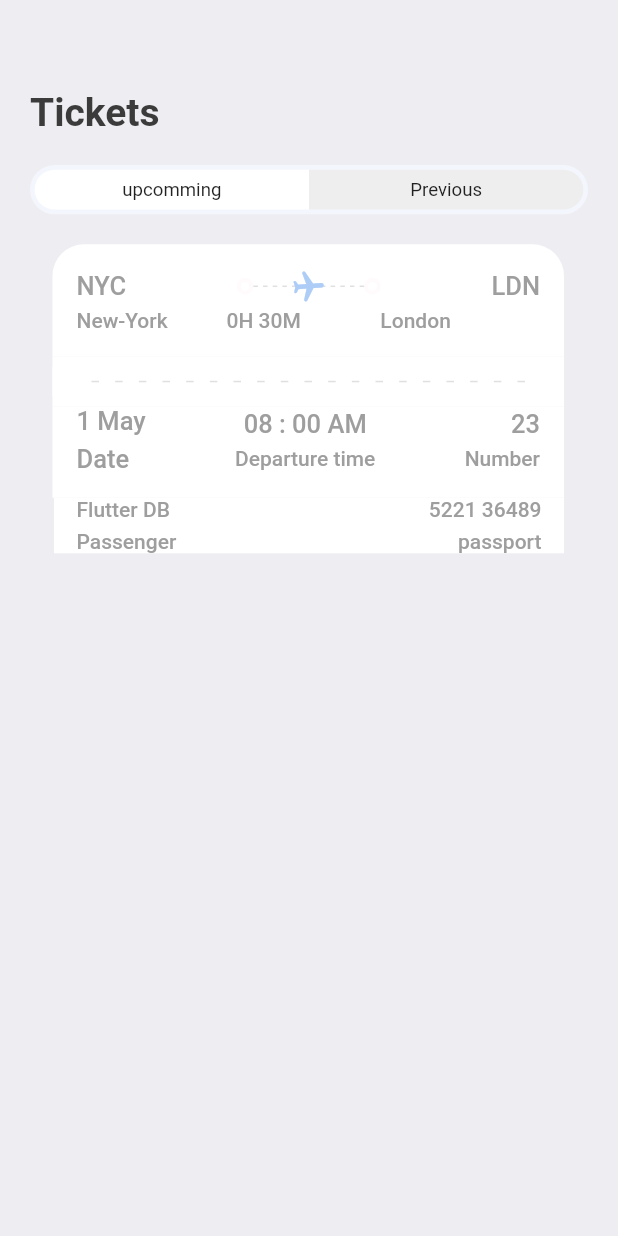
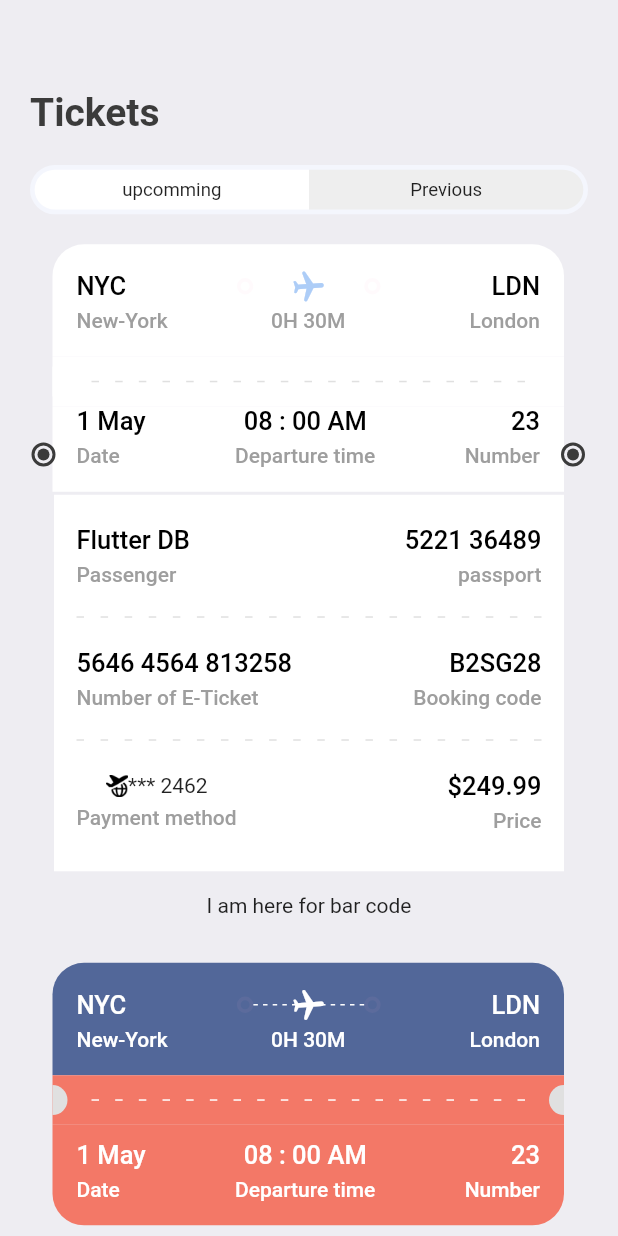
Before and after one commit to nirav-bugs/TicketBooking-FlutterApp, a Flutter app: the TicketScreen screen opened directly, on a phone screen of 412 x 824 dp. Run offline on Flutter 3.47's test engine with Material 2 defaults, Android fonts, the phone set to English and light mode, and no system bars; our stand-ins replace fluentui_icons, gap, get; statements that could not run were skipped.

Commit message:
Ticket screen mostly complete

```diff
--- a/lib/screens/ticket_screen.dart
+++ b/lib/screens/ticket_screen.dart
@@ -7,6 +7,7 @@ import 'package:ticket_booking/utils/app_styles.dart';
 import 'package:ticket_booking/widgets/ticket_tabs.dart';
 
 import '../widgets/column_layout.dart';
+import '../widgets/layout_builder.dart';
 
 class TicketScreen extends StatelessWidget {
   const TicketScreen({super.key});
@@ -35,12 +36,16 @@ class TicketScreen extends StatelessWidget {
                 padding: const EdgeInsets.only(left: 15),
                 child: TicketView(
                   ticket: ticketList[0],
-                  isColor: true,
+                  isColor: false,
                 ),
+              ),
+              const SizedBox(
+                height: 1,
               ),
               Container(
                 width: size.width * 0.8,
-                padding: const EdgeInsets.only(left: 15, right: 15),
+                padding:
+                    const EdgeInsets.symmetric(horizontal: 15, vertical: 20),
                 margin: EdgeInsets.only(
                   right: AppLayout.getHeight(16),
                   left: AppLayout.getHeight(16),
@@ -55,19 +60,132 @@ class TicketScreen extends StatelessWidget {
                           firstText: 'Flutter DB',
                           secondText: 'Passenger',
                           alignment: CrossAxisAlignment.start,
+                          isColor: false,
                         ),
                         AppColumnLayout(
                           firstText: '5221 36489',
                           secondText: 'passport',
+                          isColor: false,
                           alignment: CrossAxisAlignment.end,
                         ),
                       ],
                     ),
+                    Gap(AppLayout.getHeight(20)),
+                    const AppLayoutBuilderWidgets(
+                      section: 15,
+                      isColor: false,
+                      width: 5,
+                    ),
+                    Gap(AppLayout.getHeight(20)),
+                    Row(
+                      mainAxisAlignment: MainAxisAlignment.spaceBetween,
+                      children: const [
+                        AppColumnLayout(
+                          firstText: '5646 4564 813258',
+                          secondText: 'Number of E-Ticket',
+                          isColor: false,
+                          alignment: CrossAxisAlignment.start,
+                        ),
+                        AppColumnLayout(
+                          firstText: 'B2SG28',
+                          secondText: 'Booking code',
+                          alignment: CrossAxisAlignment.end,
+                          isColor: false,
+                        ),
+                      ],
+                    ),
+                    Gap(AppLayout.getHeight(20)),
+                    const AppLayoutBuilderWidgets(
+                      section: 15,
+                      isColor: false,
+                      width: 5,
+                    ),
+                    Gap(AppLayout.getHeight(20)),
+                    Row(
+                      mainAxisAlignment: MainAxisAlignment.spaceBetween,
+                      children: [
+                        Column(
+                          children: [
+                            Row(
+                              // mainAxisAlignment: MainAxisAlignment.start,
+                              children: [
+                                SizedBox(
+                                  height: 15,
+                                  width: 15,
+                                  child: Image.asset("assets/images/img_1.png"),
+                                ),
+                                const Text("*** 2462")
+                              ],
+                            ),
+                            const Gap(5),
+                            Text(
+                              "Payment method",
+                              style: Styles.headlinestyle4,
+                            ),
+                          ],
+                        ),
+                        const AppColumnLayout(
+                          firstText: '\$249.99',
+                          secondText: 'Price',
+                          isColor: false,
+                          alignment: CrossAxisAlignment.end,
+                        ),
+                      ],
+                    ),
+                    const SizedBox(
+                      height: 1,
+                    ),
+                    const Gap(5),
                   ],
                 ),
-              )
+              ),
+
+              //  bar code  with dependency
+              Center(
+                child: Container(
+                  padding: EdgeInsets.all(15),
+                  decoration: BoxDecoration(),
+                  child: Text("I am here for bar code"),
+                ),
+              ),
+
+              Gap(15),
+              Container(
+                padding: const EdgeInsets.only(left: 15),
+                child: TicketView(
+                  ticket: ticketList[0],
+                ),
+              ),
             ],
-          )
+          ),
+          Positioned(
+            left: AppLayout.getHeight(21),
+            top: AppLayout.getHeight(295),
+            child: Container(
+              padding: EdgeInsets.all(2),
+              decoration: BoxDecoration(
+                  shape: BoxShape.circle,
+                  border: Border.all(color: Styles.textcolor, width: 2)),
+              child: CircleAvatar(
+                backgroundColor: Styles.textcolor,
+                maxRadius: 4,
+              ),
+            ),
+          ),
+          Positioned(
+            right: AppLayout.getHeight(22),
+            top: AppLayout.getHeight(295),
+            child: Container(
+              padding: EdgeInsets.all(2),
+              decoration: BoxDecoration(
+                  shape: BoxShape.circle,
+                  border: Border.all(color: Styles.textcolor, width: 2)),
+              child: CircleAvatar(
+                backgroundColor: Styles.textcolor,
+                maxRadius: 4,
+              ),
+            ),
+          ),
         ],
       ),
     );
--- a/lib/screens/ticket_view.dart
+++ b/lib/screens/ticket_view.dart
@@ -2,6 +2,8 @@ import 'package:flutter/material.dart';
 import 'package:gap/gap.dart';
 import 'package:get/get.dart';
 import 'package:ticket_booking/utils/app_layout.dart';
+import 'package:ticket_booking/widgets/column_layout.dart';
+import 'package:ticket_booking/widgets/layout_builder.dart';
 import '../utils/app_styles.dart';
 import '../widgets/thick_container.dart';
 
@@ -16,7 +18,7 @@ class TicketView extends StatelessWidget {
     return SizedBox(
       width: size.width * 0.8,
       height: AppLayout.getHeight(
-          GetPlatform.isAndroid && isColor == null ? 185 : 169),
+          GetPlatform.isAndroid && isColor != null ? 166 : 180),
       child: Container(
         margin: EdgeInsets.only(right: AppLayout.getHeight(16)),
         child: Column(
@@ -48,28 +50,8 @@ class TicketView extends StatelessWidget {
                         children: [
                           SizedBox(
                               height: AppLayout.getHeight(24),
-                              child: LayoutBuilder(
-                                builder: (BuildContext context,
-                                    BoxConstraints constrains) {
-                                  return Flex(
-                                    direction: Axis.horizontal,
-                                    mainAxisAlignment:
-                                        MainAxisAlignment.spaceBetween,
-                                    children: List.generate(
-                                      (constrains.constrainWidth() / 6).floor(),
-                                      (index) => SizedBox(
-                                        width: AppLayout.getWidth(3),
-                                        height: AppLayout.getHeight(1),
-                                        child: DecoratedBox(
-                                          decoration: BoxDecoration(
-                                              color: isColor == null
-                                                  ? Colors.white
-                                                  : Colors.grey.shade300),
-                                        ),
-                                      ),
-                                    ),
-                                  );
-                                },
+                              child: const AppLayoutBuilderWidgets(
+                                section: 6,
                               )),
                           Center(
                             child: Transform.rotate(
@@ -77,7 +59,7 @@ class TicketView extends StatelessWidget {
                                 child: Icon(Icons.local_airport_rounded,
                                     color: isColor == null
                                         ? Colors.white
-                                        : Color(0xFFBACCCF7))),
+                                        : const Color(0xFFBACCCF7))),
                           ),
                         ],
                       )),
@@ -94,6 +76,7 @@ class TicketView extends StatelessWidget {
                   ),
                   Gap(AppLayout.getHeight(3)),
                   Row(
+                    mainAxisAlignment: MainAxisAlignment.spaceBetween,
                     children: [
                       SizedBox(
                         width: AppLayout.getWidth(100),
@@ -107,6 +90,7 @@ class TicketView extends StatelessWidget {
                       ),
                       Text(
                         ticket['flying_time'],
+                        // textAlign: TextAlign.end,
                         style: isColor == null
                             ? Styles.headlinestyle4
                                 .copyWith(color: Colors.white)
@@ -215,66 +199,84 @@ class TicketView extends StatelessWidget {
                   Row(
                     mainAxisAlignment: MainAxisAlignment.spaceBetween,
                     children: [
-                      Column(
-                        crossAxisAlignment: CrossAxisAlignment.start,
-                        children: [
-                          Text(
-                            ticket['date'],
-                            style: isColor == null
-                                ? Styles.headlinestyle3
-                                    .copyWith(color: Colors.white)
-                                : Styles.headlinestyle3,
-                          ),
-                          Gap(AppLayout.getHeight(5)),
-                          Text(
-                            "Date",
-                            style: isColor == null
-                                ? Styles.headlinestyle4
-                                    .copyWith(color: Colors.white)
-                                : Styles.headlinestyle3,
-                          ),
-                        ],
+                      // Column(
+                      //   crossAxisAlignment: CrossAxisAlignment.start,
+                      //   children: [
+                      //     Text(
+                      //       ticket['date'],
+                      //       style: isColor == null
+                      //           ? Styles.headlinestyle3
+                      //               .copyWith(color: Colors.white)
+                      //           : Styles.headlinestyle3,
+                      //     ),
+                      //     Gap(AppLayout.getHeight(5)),
+                      //     Text(
+                      //       "Date",
+                      //       style: isColor == null
+                      //           ? Styles.headlinestyle4
+                      //               .copyWith(color: Colors.white)
+                      //           : Styles.headlinestyle4,
+                      //     ),
+                      //   ],
+                      // ),
+                      AppColumnLayout(
+                        isColor: isColor,
+                        firstText: ticket['date'],
+                        secondText: "Date",
+                        alignment: CrossAxisAlignment.start,
                       ),
-                      Column(
-                        crossAxisAlignment: CrossAxisAlignment.center,
-                        children: [
-                          Text(
-                            ticket['departure_time'],
-                            style: isColor == null
-                                ? Styles.headlinestyle3
-                                    .copyWith(color: Colors.white)
-                                : Styles.headlinestyle3,
-                          ),
-                          Gap(AppLayout.getHeight(5)),
-                          Text(
-                            "Departure time",
-                            style: isColor == null
-                                ? Styles.headlinestyle4
-                                    .copyWith(color: Colors.white)
-                                : Styles.headlinestyle4,
-                          ),
-                        ],
-                      ),
-                      Column(
-                        crossAxisAlignment: CrossAxisAlignment.end,
-                        children: [
-                          Text(
-                            ticket['number'],
-                            style: isColor == null
-                                ? Styles.headlinestyle3
-                                    .copyWith(color: Colors.white)
-                                : Styles.headlinestyle3,
-                          ),
-                          Gap(AppLayout.getHeight(5)),
-                          Text(
-                            "Number",
-                            style: isColor == null
-                                ? Styles.headlinestyle4
-                                    .copyWith(color: Colors.white)
-                                : Styles.headlinestyle4,
-                          ),
-                        ],
-                      )
+
+                      // Column(
+                      //   crossAxisAlignment: CrossAxisAlignment.center,
+                      //   children: [
+                      //     Text(
+                      //       ticket['departure_time'],
+                      //       style: isColor == null
+                      //           ? Styles.headlinestyle3
+                      //               .copyWith(color: Colors.white)
+                      //           : Styles.headlinestyle3,
+                      //     ),
+                      //     Gap(AppLayout.getHeight(5)),
+                      //     Text(
+                      //       "Departure time",
+                      //       style: isColor == null
+                      //           ? Styles.headlinestyle4
+                      //               .copyWith(color: Colors.white)
+                      //           : Styles.headlinestyle4,
+                      //     ),
+                      //   ],
+                      // ),
+                      AppColumnLayout(
+                          isColor: isColor,
+                          firstText: ticket['departure_time'],
+                          secondText: "Departure time",
+                          alignment: CrossAxisAlignment.center),
+
+                      // Column(
+                      //   crossAxisAlignment: CrossAxisAlignment.end,
+                      //   children: [
+                      //     Text(
+                      //       ticket['number'],
+                      //       style: isColor == null
+                      //           ? Styles.headlinestyle3
+                      //               .copyWith(color: Colors.white)
+                      //           : Styles.headlinestyle3,
+                      //     ),
+                      //     Gap(AppLayout.getHeight(5)),
+                      //     Text(
+                      //       "Number",
+                      //       style: isColor == null
+                      //           ? Styles.headlinestyle4
+                      //               .copyWith(color: Colors.white)
+                      //           : Styles.headlinestyle4,
+                      //     ),
+                      //   ],
+                      // )
+                      AppColumnLayout(
+                          isColor: isColor,
+                          firstText: ticket['number'],
+                          secondText: "Number",
+                          alignment: CrossAxisAlignment.end),
                     ],
                   ),
                 ],
--- a/lib/utils/app_styles.dart
+++ b/lib/utils/app_styles.dart
@@ -15,8 +15,8 @@ class Styles {
       TextStyle(fontSize: 26, color: textcolor, fontWeight: FontWeight.bold);
   static TextStyle headlinestyle2 =
       TextStyle(fontSize: 21, color: textcolor, fontWeight: FontWeight.bold);
-  static TextStyle headlinestyle3 = TextStyle(
-      fontSize: 17, color: Colors.grey.shade500, fontWeight: FontWeight.w500);
+  static TextStyle headlinestyle3 = const TextStyle(
+      fontSize: 17, color: Colors.black, fontWeight: FontWeight.w500);
   static TextStyle headlinestyle4 = TextStyle(
       fontSize: 14, color: Colors.grey.shade500, fontWeight: FontWeight.w500);
 }
--- a/lib/widgets/column_layout.dart
+++ b/lib/widgets/column_layout.dart
@@ -23,12 +23,16 @@ class AppColumnLayout extends StatelessWidget {
       children: [
         Text(
           firstText,
-          style: Styles.headlinestyle4,
+          style: isColor == null
+              ? Styles.headlinestyle3.copyWith(color: Colors.white)
+              : Styles.headlinestyle3,
         ),
         Gap(AppLayout.getHeight(5)),
         Text(
           secondText,
-          style: Styles.headlinestyle4,
+          style: isColor == null
+              ? Styles.headlinestyle4.copyWith(color: Colors.white)
+              : Styles.headlinestyle4,
         ),
       ],
     );
--- /dev/null
+++ b/lib/widgets/layout_builder.dart
@@ -0,0 +1,36 @@
+// import 'package:flutter/cupertino.dart';
+import 'package:flutter/material.dart';
+
+import '../utils/app_layout.dart';
+
+class AppLayoutBuilderWidgets extends StatelessWidget {
+  final int section;
+  final double width;
+  final bool? isColor;
+  const AppLayoutBuilderWidgets(
+      {super.key, this.isColor, required this.section, this.width = 3});
+
+  @override
+  Widget build(BuildContext context) {
+    return LayoutBuilder(
+      builder: (BuildContext context, BoxConstraints constrains) {
+        return Flex(
+          direction: Axis.horizontal,
+          mainAxisAlignment: MainAxisAlignment.spaceBetween,
+          children: List.generate(
+            (constrains.constrainWidth() / section).floor(),
+            (index) => SizedBox(
+              width: width,
+              height: AppLayout.getHeight(1),
+              child: DecoratedBox(
+                decoration: BoxDecoration(
+                    color:
+                        isColor == null ? Colors.white : Colors.grey.shade300),
+              ),
+            ),
+          ),
+        );
+      },
+    );
+  }
+}
--- a/lib/widgets/thick_container.dart
+++ b/lib/widgets/thick_container.dart
@@ -12,7 +12,7 @@ class ThickContainer extends StatelessWidget {
         borderRadius: BorderRadius.circular(20),
         border: Border.all(
             width: 2.5,
-            color: isColor == null ? Colors.white : Color(0xFFBACCF)),
+            color: isColor == null ? Colors.white : const Color(0xFFBACCF)),
       ),
     );
   }
```
